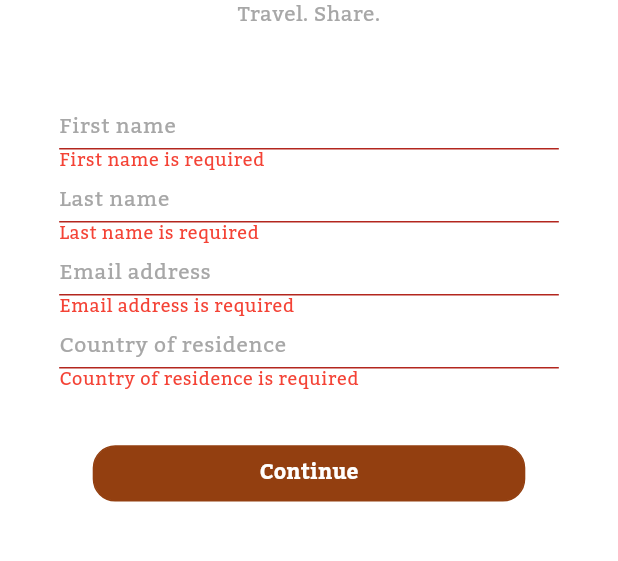
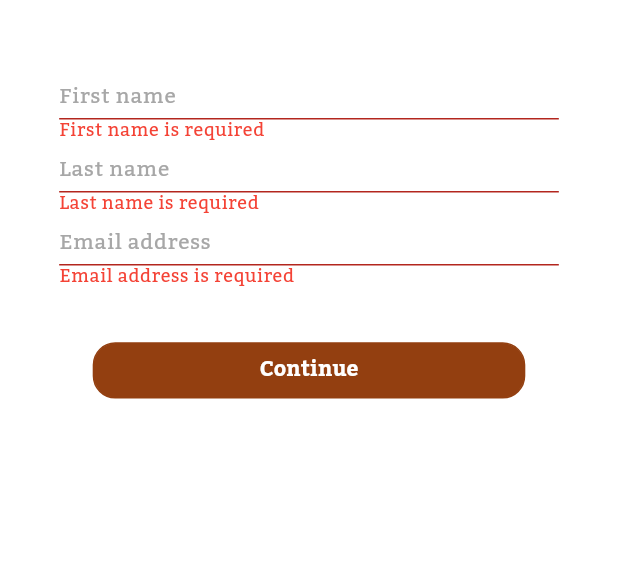
Before and after one commit to kstar0102/RollaTravel, a Flutter app: the SignupStep1Screen screen opened directly, after a tap on "Continue", on a phone screen of 412 x 824 dp, the part 281-842 px from its top. Run offline on Flutter 3.47's test engine with Material 3 defaults, Android fonts, the phone set to English and light mode, and no system bars; our stand-ins replace camera, flutter_map, flutter_riverpod, flutter_screenutil, flutter_typeahead, freezed_annotation and 9 more; accounts and stored records are empty.

Commit message:
fix the 1 feedback

```diff
--- a/lib/src/screen/auth/signin_screen.dart
+++ b/lib/src/screen/auth/signin_screen.dart
@@ -125,6 +125,7 @@ class _SigninScreenState extends ConsumerState<SigninScreen> {
           final List<dynamic>? garagesData = response['garages'] != null
             ? response['garages'] as List<dynamic>?
             : null;
+
           if (dropPinsData != null) {
             GlobalVariables.dropPinsData = dropPinsData;
           }
@@ -220,7 +221,6 @@ class _SigninScreenState extends ConsumerState<SigninScreen> {
                         'assets/images/icons/logo.png',
                         width: vww(context, 24),
                       ),
-                      const Text(trave_share, style: TextStyle(color: kColorGrey, fontSize: 12, fontFamily: 'Kadaw'),),
                       SizedBox(height: vhh(context, 5),),
                       SizedBox(
                         width: vw(context, 38),
@@ -311,7 +311,6 @@ class _SigninScreenState extends ConsumerState<SigninScreen> {
 
 
                       SizedBox( height: vhh(context, 3),),
-                      const Text(countryResidence, style: TextStyle(color: kColorBlack, fontSize: 14, fontFamily: 'KadawBold'),),
                       SizedBox(height: vhh(context, 1)),
                       Padding(
                         padding: EdgeInsets.only(
@@ -397,6 +396,8 @@ class _SigninScreenState extends ConsumerState<SigninScreen> {
                           textAlign: TextAlign.center,
                         ),
                       ),
+                      const SizedBox(height: 5,),
+                      Image.asset("assets/images/icons/us_flag.png",),
                     ],
                   ),
                 )
--- a/lib/src/screen/auth/signup_step1_screen.dart
+++ b/lib/src/screen/auth/signup_step1_screen.dart
@@ -1,7 +1,6 @@
 import 'package:RollaTravel/src/constants/app_button.dart';
 import 'package:RollaTravel/src/constants/app_styles.dart';
 import 'package:RollaTravel/src/screen/auth/signup_step2_screen.dart';
-import 'package:RollaTravel/src/translate/en.dart';
 import 'package:RollaTravel/src/utils/index.dart';
 import 'package:flutter/material.dart';
 import 'package:flutter_riverpod/flutter_riverpod.dart';
@@ -26,7 +25,6 @@ class _SignupStep1ScreenState extends ConsumerState<SignupStep1Screen> {
   String? firstNameError;
   String? lastNameError;
   String? emailAddressError;
-  String? countryResidenceError;
 
   @override
   void initState() {
@@ -51,9 +49,6 @@ class _SignupStep1ScreenState extends ConsumerState<SignupStep1Screen> {
       _validateEmailAddress(_useremailController.text);
     });
 
-    _countryController.addListener(() {
-      _validateCountryResidence(_countryController.text);
-    });
   }
 
   @override
@@ -99,16 +94,6 @@ class _SignupStep1ScreenState extends ConsumerState<SignupStep1Screen> {
     });
   }
 
-  void _validateCountryResidence(String value) {
-    setState(() {
-      if (value.isEmpty) {
-        countryResidenceError = 'Country of residence is required';
-      } else {
-        countryResidenceError = null; // No error
-      }
-    });
-  }
-
   void _onPressContinue(){
     setState(() {
       if (_firstNameController.text.isEmpty) {
@@ -128,21 +113,14 @@ class _SignupStep1ScreenState extends ConsumerState<SignupStep1Screen> {
       } else {
         emailAddressError = null; // No error
       }
-
-      if (_countryController.text.isEmpty) {
-        countryResidenceError = 'Country of residence is required';
-      } else {
-        countryResidenceError = null; // No error
-      }
     });
 
-    if(firstNameError == null && lastNameError == null && emailAddressError == null && countryResidenceError == null){
+    if(firstNameError == null && lastNameError == null && emailAddressError == null){
       Navigator.push(context, MaterialPageRoute(
         builder: (context) => SignupStep2Screen(
           firstName: _firstNameController.text,
           lastName: _lastNameController.text,
           emailAddress: _useremailController.text,
-          countryResidence: _countryController.text,
         ),
       ));
     }
@@ -199,7 +177,6 @@ class _SignupStep1ScreenState extends ConsumerState<SignupStep1Screen> {
                         Container(width: vww(context, 15),),
                       ],
                     ),
-                    const Text(trave_share, style: TextStyle(color: kColorGrey, fontSize: 14, fontFamily: 'Kadaw'),),
 
                     SizedBox(height: vhh(context, 5),),
                     SizedBox(
@@ -307,41 +284,6 @@ class _SignupStep1ScreenState extends ConsumerState<SignupStep1Screen> {
                       ),
                     ),
 
-                    SizedBox(
-                      width: vw(context, 38),
-                      height: vh(context, 6.5),
-                      child: TextField(
-                        controller: _countryController,
-                        keyboardType: TextInputType.name,
-                        autocorrect: false,
-                        cursorColor: kColorGrey,
-                        style: const TextStyle(color: kColorBlack, fontSize: 16, fontFamily: 'Kadaw'),
-                        decoration: InputDecoration(
-                          floatingLabelBehavior: FloatingLabelBehavior.always,
-                          enabledBorder: const UnderlineInputBorder(
-                            borderSide: BorderSide(color: kColorGrey, width: 1),
-                          ),
-                          focusedBorder: const UnderlineInputBorder(
-                            borderSide: BorderSide(color: kColorBlack, width: 1.5),
-                          ),
-                          hintText: "Country of residence",
-                          errorText: (countryResidenceError != null && countryResidenceError!.isNotEmpty) ? countryResidenceError : null,
-                          hintStyle: const TextStyle(color: kColorGrey, fontSize: 14, fontFamily: 'Kadaw'),
-                          contentPadding: const EdgeInsets.only(
-                            top: -8, // Push hint closer to the top
-                            bottom: -5, // Reduce space between text and underline
-                          ),
-                          errorStyle: const TextStyle(
-                            color: Colors.red, // Customize error message color
-                            fontSize: 12, // Reduce font size of the error message
-                            height: 0.5, // Adjust line height for tighter spacing
-                            fontFamily: 'Kadaw'
-                          ),
-                          counterText: '',
-                        ),
-                      ),
-                    ),
-
                     Padding(
                       padding: EdgeInsets.only(left: vww(context, 15), right: vww(context, 15), top: vhh(context, 5)),
                       child: ButtonWidget(
@@ -350,7 +292,7 @@ class _SignupStep1ScreenState extends ConsumerState<SignupStep1Screen> {
                         textColor: kColorWhite,
                         fullColor: kColorButtonPrimary,
                         onPressed: () {
-                          if(firstNameError == null && lastNameError == null && emailAddressError == null && countryResidenceError == null){
+                          if(firstNameError == null && lastNameError == null && emailAddressError == null){
                             _onPressContinue();
                           }
                         },
--- a/lib/src/screen/auth/signup_step2_screen.dart
+++ b/lib/src/screen/auth/signup_step2_screen.dart
@@ -12,13 +12,11 @@ class SignupStep2Screen extends ConsumerStatefulWidget {
   final String firstName;
   final String lastName;
   final String emailAddress;
-  final String countryResidence;
   const SignupStep2Screen({
     super.key,
     required this.firstName,
     required this.lastName,
     required this.emailAddress,
-    required this.countryResidence
   });
 
   @override
@@ -108,7 +106,6 @@ class _SignupStep2ScreenState extends ConsumerState<SignupStep2Screen> {
           firstName: widget.firstName,
           lastName: widget.lastName,
           email: widget.emailAddress,
-          country: widget.countryResidence,
           password: _passwordController.text,
           rollaUsername: _usernameController.text,
           hearRolla: _selectedOption!
@@ -207,7 +204,6 @@ class _SignupStep2ScreenState extends ConsumerState<SignupStep2Screen> {
                         Container(width: vww(context, 15),),
                       ],
                     ),
-                    const Text(trave_share, style: TextStyle(color: kColorGrey, fontSize: 16, fontFamily: 'Kadaw'),),
                     SizedBox(height: vhh(context, 3),),
                     SizedBox(
                       width: vw(context, 38),
--- a/lib/src/services/api_service.dart
+++ b/lib/src/services/api_service.dart
@@ -88,7 +88,6 @@ class ApiService {
     required String firstName,
     required String lastName,
     required String email,
-    required String country,
     required String password,
     required String rollaUsername,
     required String hearRolla,
@@ -103,7 +102,6 @@ class ApiService {
           'first_name': firstName,
           'last_name': lastName,
           'email': email,
-          'country': country,
           'password': password,
           'rolla_username': rollaUsername,
           'hear_rolla': hearRolla,
```
Also changed, not shown: lib/src/screen/profile/edit_profile.dart (+13 -5 lines), lib/src/screen/profile/profile_screen.dart (+25 -5 lines), lib/src/splash.dart (+3 -11 lines), assets/images/icons/rolla_white_icon.png (added), assets/images/icons/us_flag.png (added).
